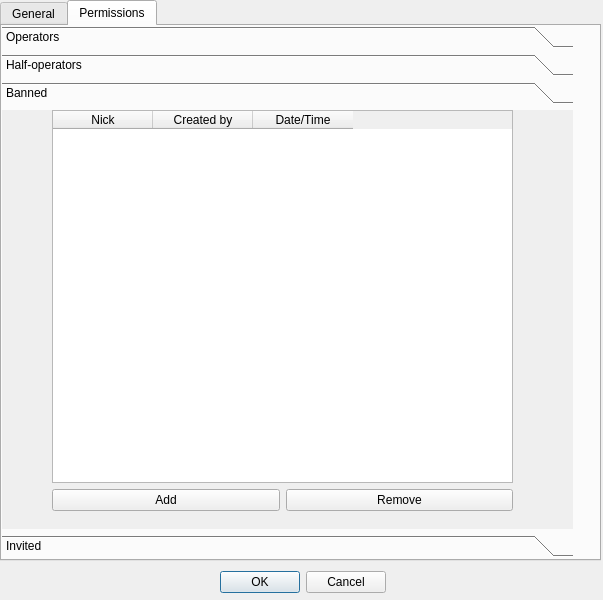
Old version of the form ui/channel_settings.ui in the repository gitter-badger/simplechatclient.
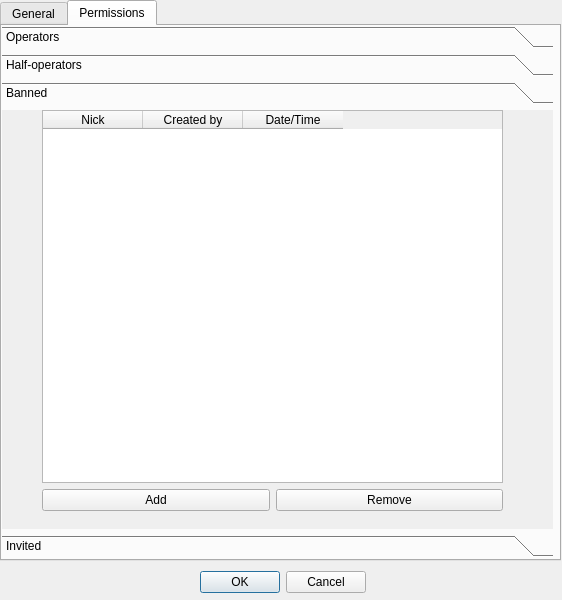
New version of the form. The open tabs and pages were chosen to show the change. Icons and pictures are not drawn.

Commit message: fix channel settings layout

Diff of the .ui file:
```diff
--- a/ui/channel_settings.ui
+++ b/ui/channel_settings.ui
@@ -6,19 +6,19 @@
    <rect>
     <x>0</x>
     <y>0</y>
-    <width>603</width>
+    <width>562</width>
     <height>600</height>
    </rect>
   </property>
   <property name="minimumSize">
    <size>
-    <width>603</width>
+    <width>562</width>
     <height>600</height>
    </size>
   </property>
   <property name="maximumSize">
    <size>
-    <width>603</width>
+    <width>562</width>
     <height>600</height>
    </size>
   </property>
@@ -34,7 +34,7 @@
     <rect>
      <x>0</x>
      <y>0</y>
-     <width>601</width>
+     <width>561</width>
      <height>561</height>
     </rect>
    </property>
@@ -650,7 +650,7 @@
       <rect>
        <x>0</x>
        <y>0</y>
-       <width>571</width>
+       <width>551</width>
        <height>531</height>
       </rect>
      </property>
@@ -802,7 +802,7 @@
        <rect>
         <x>0</x>
         <y>0</y>
-        <width>561</width>
+        <width>541</width>
         <height>413</height>
        </rect>
       </property>
@@ -812,7 +812,7 @@
       <widget class="QWidget" name="verticalLayoutWidget_3">
        <property name="geometry">
         <rect>
-         <x>50</x>
+         <x>40</x>
          <y>0</y>
          <width>461</width>
          <height>401</height>
@@ -836,6 +836,12 @@
           <property name="columnCount">
            <number>3</number>
           </property>
+          <attribute name="verticalHeaderVisible">
+           <bool>false</bool>
+          </attribute>
+          <attribute name="verticalHeaderVisible">
+           <bool>false</bool>
+          </attribute>
           <column>
            <property name="text">
             <string>Nick</string>
@@ -960,7 +966,7 @@
   <widget class="QDialogButtonBox" name="buttonBox">
    <property name="geometry">
     <rect>
-     <x>220</x>
+     <x>200</x>
      <y>570</y>
      <width>166</width>
      <height>25</height>
```
Left out of the diff: 38 changed lines with no effect on the pictures. The commit also changes 1 other file.
